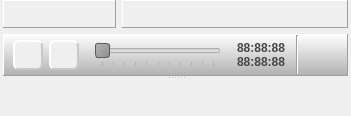
The window that Homer/forms/Widgets/ParticipantWidget.ui (Homer-Conferencing/Homer-Conferencing) describes before a commit, drawn with Qt 5.
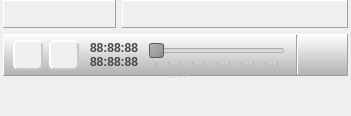
The same window after the commit. Icons and pictures are not drawn. Custom widgets are drawn as their Qt base class.

```diff
--- a/Homer/forms/Widgets/ParticipantWidget.ui
+++ b/Homer/forms/Widgets/ParticipantWidget.ui
@@ -150,7 +150,7 @@
              <property name="frameShadow">
               <enum>QFrame::Raised</enum>
              </property>
-             <layout class="QHBoxLayout" name="horizontalLayout_2" stretch="0,0,0,1,0,0,0">
+             <layout class="QHBoxLayout" name="horizontalLayout_2" stretch="0,0,0,0,0,1,0">
               <property name="margin">
                <number>0</number>
               </property>
@@ -256,69 +256,7 @@
                 </property>
                 <property name="sizeHint" stdset="0">
                  <size>
-                  <width>10</width>
-                  <height>20</height>
-                 </size>
-                </property>
-               </spacer>
-              </item>
-              <item>
-               <widget class="Homer::Gui::PlaybackSlider" name="mSlMovie">
-                <property name="minimumSize">
-                 <size>
-                  <width>100</width>
-                  <height>25</height>
-                 </size>
-                </property>
-                <property name="maximumSize">
-                 <size>
-                  <width>16777215</width>
-                  <height>25</height>
-                 </size>
-                </property>
-                <property name="cursor">
-                 <cursorShape>PointingHandCursor</cursorShape>
-                </property>
-                <property name="toolTip">
-                 <string>jump to desired file position</string>
-                </property>
-                <property name="styleSheet">
-                 <string notr="true">     QSlider::handle:horizontal {
- background: qlineargradient(x1:0, y1:0, x2:1, y2:1, stop:0 #b4b4b4, stop:1 #8f8f8f);
-         border: 1px solid #5c5c5c;
-         width: 18px;
-         margin: -2px 0; /* handle is placed by default on the contents rect of the groove. Expand outside the groove */
-         border-radius: 3px;
-     }</string>
-                </property>
-                <property name="maximum">
-                 <number>1000</number>
-                </property>
-                <property name="pageStep">
-                 <number>100</number>
-                </property>
-                <property name="orientation">
-                 <enum>Qt::Horizontal</enum>
-                </property>
-                <property name="tickPosition">
-                 <enum>QSlider::TicksBelow</enum>
-                </property>
-                <property name="tickInterval">
-                 <number>100</number>
-                </property>
-               </widget>
-              </item>
-              <item>
-               <spacer name="horizontalSpacer_5">
-                <property name="orientation">
-                 <enum>Qt::Horizontal</enum>
-                </property>
-                <property name="sizeType">
-                 <enum>QSizePolicy::Fixed</enum>
-                </property>
-                <property name="sizeHint" stdset="0">
-                 <size>
-                  <width>10</width>
+                  <width>5</width>
                   <height>20</height>
                  </size>
                 </property>
@@ -557,7 +495,6 @@
                 </property>
                 <property name="font">
                  <font>
-                  <pointsize>9</pointsize>
                   <weight>75</weight>
                   <bold>true</bold>
                  </font>
@@ -571,6 +508,68 @@
                 </property>
                </widget>
               </item>
+              <item>
+               <spacer name="horizontalSpacer_5">
+                <property name="orientation">
+                 <enum>Qt::Horizontal</enum>
+                </property>
+                <property name="sizeType">
+                 <enum>QSizePolicy::Fixed</enum>
+                </property>
+                <property name="sizeHint" stdset="0">
+                 <size>
+                  <width>5</width>
+                  <height>20</height>
+                 </size>
+                </property>
+               </spacer>
+              </item>
+              <item>
+               <widget class="Homer::Gui::PlaybackSlider" name="mSlMovie">
+                <property name="minimumSize">
+                 <size>
+                  <width>100</width>
+                  <height>25</height>
+                 </size>
+                </property>
+                <property name="maximumSize">
+                 <size>
+                  <width>16777215</width>
+                  <height>25</height>
+                 </size>
+                </property>
+                <property name="cursor">
+                 <cursorShape>PointingHandCursor</cursorShape>
+                </property>
+                <property name="toolTip">
+                 <string>jump to desired file position</string>
+                </property>
+                <property name="styleSheet">
+                 <string notr="true">     QSlider::handle:horizontal {
+ background: qlineargradient(x1:0, y1:0, x2:1, y2:1, stop:0 #b4b4b4, stop:1 #8f8f8f);
+         border: 1px solid #5c5c5c;
+         width: 18px;
+         margin: -2px 0; /* handle is placed by default on the contents rect of the groove. Expand outside the groove */
+         border-radius: 3px;
+     }</string>
+                </property>
+                <property name="maximum">
+                 <number>1000</number>
+                </property>
+                <property name="pageStep">
+                 <number>100</number>
+                </property>
+                <property name="orientation">
+                 <enum>Qt::Horizontal</enum>
+                </property>
+                <property name="tickPosition">
+                 <enum>QSlider::TicksBelow</enum>
+                </property>
+                <property name="tickInterval">
+                 <number>100</number>
+                </property>
+               </widget>
+              </item>
               <item>
                <spacer name="horizontalSpacer_8">
                 <property name="orientation">
```
